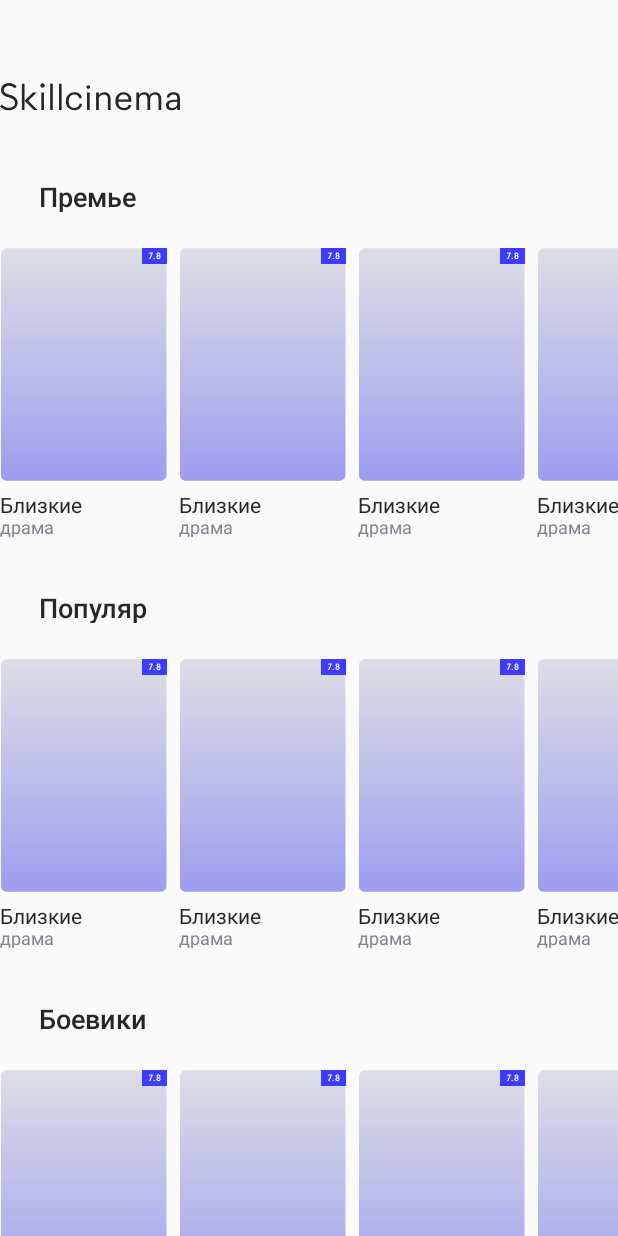
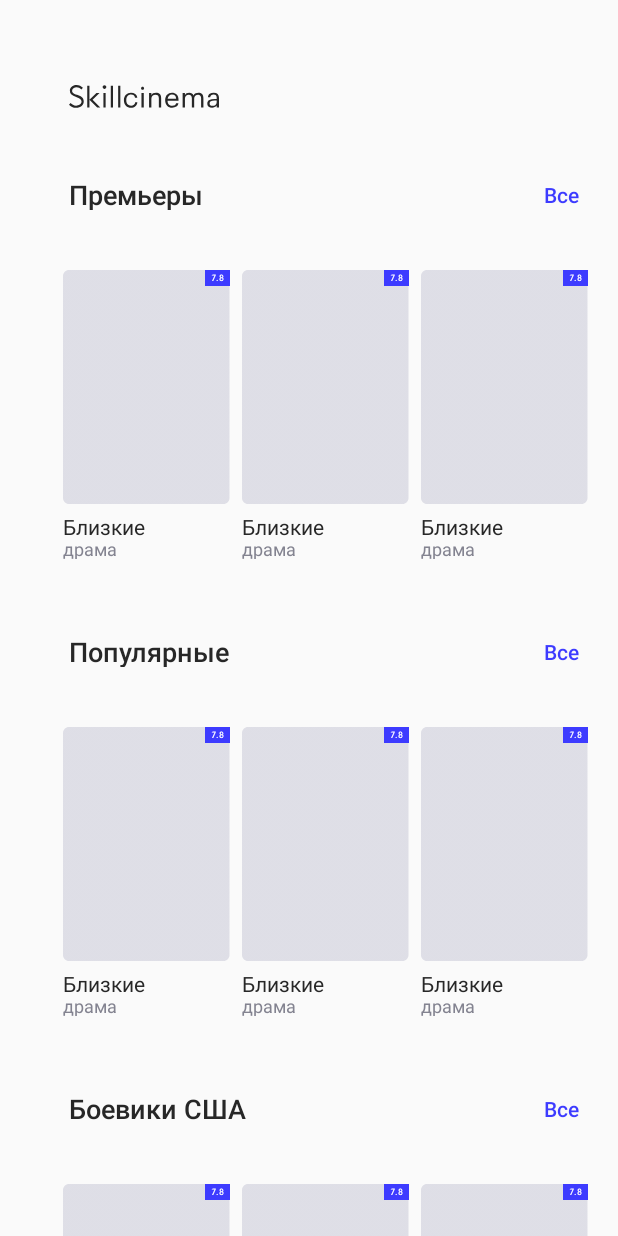
Before and after one commit to datenta/Assignment2, an Android app built with Jetpack Compose: the screen it shows after launch (MainActivity), on a phone screen of 412 x 824 dp. Run offline under Robolectric (Android 15) with nearby library versions, the light colour scheme and no system bars.

Commit message:
Adilet will continue

```diff
--- a/app/src/main/java/com/example/assignment2/MainActivity.kt
+++ b/app/src/main/java/com/example/assignment2/MainActivity.kt
@@ -1,6 +1,5 @@
 package com.example.assignment2
 
-import android.graphics.Movie
 import android.os.Bundle
 import androidx.activity.ComponentActivity
 import androidx.activity.compose.setContent
@@ -8,28 +7,25 @@ import androidx.activity.enableEdgeToEdge
 import androidx.compose.foundation.Image
 import androidx.compose.foundation.background
 import androidx.compose.foundation.basicMarquee
+import androidx.compose.foundation.clickable
 import androidx.compose.foundation.layout.*
 import androidx.compose.foundation.layout.Arrangement
 import androidx.compose.foundation.layout.fillMaxSize
 import androidx.compose.foundation.layout.padding
 import androidx.compose.foundation.lazy.LazyColumn
 import androidx.compose.foundation.lazy.LazyRow
-import androidx.compose.foundation.shape.CornerSize
 import androidx.compose.foundation.shape.RoundedCornerShape
-import androidx.compose.material3.Scaffold
 import androidx.compose.material3.Text
 import androidx.compose.runtime.Composable
 import androidx.compose.ui.Alignment
 import androidx.compose.ui.Modifier
 import androidx.compose.ui.draw.clip
 import androidx.compose.ui.graphics.Color
-import androidx.compose.ui.graphics.Shape
 import androidx.compose.ui.res.painterResource
 import androidx.compose.ui.text.font.FontWeight
 import androidx.compose.ui.tooling.preview.Preview
 import androidx.compose.ui.unit.dp
 import androidx.compose.ui.unit.sp
-import com.example.assignment2.ui.theme.Assignment2Theme
 
 class MainActivity : ComponentActivity() {
     override fun onCreate(savedInstanceState: Bundle?) {
@@ -41,68 +37,29 @@ class MainActivity : ComponentActivity() {
     }
 }
 
+data class MovieItem(val title: String, val genre: String, val rating: Double, val imageResId: Int)
+
+val movieList = listOf(
+    MovieItem("Близкие", "драма", 7.8, R.drawable.movie_card),
+    MovieItem("Близкие", "драма", 7.8, R.drawable.movie_card),
+    MovieItem("Близкие", "драма", 7.8, R.drawable.movie_card),
+    MovieItem("Близкие", "драма", 7.8, R.drawable.movie_card),
+    MovieItem("Близкие", "драма", 7.8, R.drawable.movie_card),
+    MovieItem("Близкие", "драма", 7.8, R.drawable.movie_card),
+    MovieItem("Близкие", "драма", 7.8, R.drawable.movie_card),
+    MovieItem("Близкие", "драма", 7.8, R.drawable.movie_card),
+    MovieItem("Близкие", "драма", 7.8, R.drawable.movie_card),
+    MovieItem("Близкие", "драма", 7.8, R.drawable.movie_card)
+)
+
 @Composable
-fun UniqueMovieCard() {
-    Column(
-
-    ) {
+fun MovieCard(movie: MovieItem,onClick:()->Unit) {
+    Column(modifier = Modifier.clickable{onClick}){
         Box(
             modifier = Modifier.width(111.dp).height(156.dp)
-        ){
-            Image(painter = painterResource(id=R.drawable.uniq_movie_card),
-                contentDescription = null,
-                modifier = Modifier.fillMaxSize()
-            )
-            Box(
-                modifier = Modifier
-                    .background(Color(0xFF3D3BFF))
-                    .padding(4.dp,2.dp)
-                    .align(Alignment.TopEnd)
-                    .clip(shape = RoundedCornerShape(4.dp))
-            ){
-                Text(text="7.8",
-                    fontSize = 6.sp,
-                    lineHeight = 6.6.sp,
-                    fontWeight = FontWeight.W500,
-                    modifier = Modifier.align(Alignment.Center),
-                    color = Color.White
-                )
-            }
-            Image(painter = painterResource(id=R.drawable.eye),
-                contentDescription = null,
-                modifier = Modifier.align(Alignment.BottomEnd)
-            )
-        }
-        Spacer(modifier = Modifier.height(8.dp))
-        Column(
-            modifier = Modifier.width(57.dp).height(30.dp)
         ) {
-            Text(text="Близкие",
-                modifier = Modifier.width(57.dp).height(15.dp),
-                fontSize = 14.sp,
-                lineHeight = 15.4.sp,
-                fontWeight = FontWeight.W400,
-                color = Color(0xff272727)
-            )
-            Text(text="драма",
-                modifier = Modifier.width(37.dp).height(13.dp),
-                fontSize = 12.sp,
-                lineHeight = 13.2.sp,
-                fontWeight = FontWeight.W400,
-                color = Color(0xff838390)
-            )
-        }
-    }
-}
-@Composable
-fun MovieCard() {
-    Column(
-
-    ) {
-        Box(
-            modifier = Modifier.width(111.dp).height(156.dp)
-        ){
-            Image(painter = painterResource(id=R.drawable.uniq_movie_card),
+            Image(
+                painter = painterResource(id = movie.imageResId),
                 contentDescription = null,
                 modifier = Modifier.fillMaxSize()
             )
@@ -112,8 +69,9 @@ fun MovieCard() {
                     .padding(4.dp,2.dp)
                     .clip(RoundedCornerShape(4.dp))
                     .align(Alignment.TopEnd)
-            ){
-                Text(text="7.8",
+            ) {
+                Text(
+                    text = movie.rating.toString(),
                     fontSize = 6.sp,
                     lineHeight = 6.6.sp,
                     fontWeight = FontWeight.W500,
@@ -124,17 +82,19 @@ fun MovieCard() {
         }
         Spacer(modifier = Modifier.height(8.dp))
         Column(
-            modifier = Modifier.width(57.dp).height(30.dp)
+            modifier = Modifier.width(111.dp)
         ) {
-            Text(text="Близкие",
-                modifier = Modifier.width(57.dp).height(15.dp),
+            Text(
+                text = movie.title,
+                modifier = Modifier.height(15.dp),
                 fontSize = 14.sp,
                 lineHeight = 15.4.sp,
                 fontWeight = FontWeight.W400,
                 color = Color(0xff272727)
             )
-            Text(text="драма",
-                modifier = Modifier.width(37.dp).height(13.dp),
+            Text(
+                text = movie.genre,
+                modifier = Modifier.height(13.dp),
                 fontSize = 12.sp,
                 lineHeight = 13.2.sp,
                 fontWeight = FontWeight.W400,
@@ -148,19 +108,20 @@ fun MovieCard() {
 @Composable
 fun GreetingPreview() {
     Column(
-
+        modifier = Modifier.padding(start=26.dp)
     ) {
         Spacer(modifier = Modifier.height(55.dp))
         Image(painter = painterResource(id= R.drawable.logo),
-            contentDescription = null)
+            contentDescription = null,
+            modifier = Modifier.size(120.dp, 18.dp).padding(start = 20.dp))
         Spacer(modifier = Modifier.height(46.88.dp))
         LazyColumn() {
-            item {CardTitle("Премьеры")}
-            item {CardTitle("Популярные")}
-            item {CardTitle("Боевики США")}
-            item {CardTitle("Топ-250")}
-            item {CardTitle("Драмы Франция")}
-            item {CardTitle("Сериалы")}
+            item {CardTitle("Премьеры" , movies = movieList)}
+            item {CardTitle("Популярные", movies = movieList)}
+            item {CardTitle("Боевики США", movies = movieList)}
+            item {CardTitle("Топ-250", movies = movieList)}
+            item {CardTitle("Драмы Франция", movies = movieList)}
+            item {CardTitle("Сериалы", movies = movieList)}
         }
         Spacer(modifier = Modifier.height(36.12.dp))
         Box(
@@ -176,9 +137,9 @@ fun GreetingPreview() {
                 verticalAlignment = Alignment.CenterVertically,
                 modifier = Modifier.padding(88.dp,20.dp)
             ){
-                Image(painter = painterResource(id=R.drawable.home),
+                Image(painter = painterResource(id=R.drawable.profile),
                     contentDescription = null)
-                Image(painter = painterResource(id=R.drawable.search),
+                Image(painter = painterResource(id=R.drawable.profile),
                     contentDescription = null)
                 Image(painter = painterResource(id=R.drawable.profile),
                     contentDescription = null)
@@ -186,42 +147,61 @@ fun GreetingPreview() {
         }
     }
 }
+
+
 @Composable
-fun CardTitle(title:String){
-    Column (
-
-    ){
+fun CardTitle(title: String, movies: List<MovieItem>){
+    Column {
         Row(
             horizontalArrangement = Arrangement.SpaceBetween,
             verticalAlignment = Alignment.CenterVertically,
             modifier = Modifier.fillMaxWidth()
         ){
-            Text(text=title,
+            Text(
+                text=title,
                 fontSize = 18.sp,
                 fontWeight = FontWeight.W600,
-                lineHeight = 19.8.sp,
                 color = Color(0xff272727),
-                modifier = Modifier.width(99.dp).height(20.dp).padding(start = 26.dp)
+                modifier = Modifier.height(20.dp).padding(start = 20.dp)
             )
-            Spacer(modifier = Modifier.width(185.dp))
-            Text(text="Все",
+            Spacer(modifier = Modifier.width(24.dp))
+            Text(
+                text="Все",
                 fontSize = 14.sp,
                 fontWeight = FontWeight.W500,
                 lineHeight = 15.4.sp,
                 color = Color(0xff3d3bff),
-                modifier = Modifier.width(24.dp).height(15.dp).padding(end = 26.dp)
+                modifier = Modifier.height(15.dp).padding(end = 26.dp)
             )
-
         }
         Spacer(modifier = Modifier.height(24.dp))
         LazyRow(
-            horizontalArrangement = Arrangement.spacedBy(8.dp)
+            horizontalArrangement = Arrangement.spacedBy(8.dp),
+            modifier = Modifier.padding(16.dp)
         ) {
-            items(10){
-                MovieCard()
+            items(movies.size) { index ->
+                val movie = movies[index]
+                MovieCard(movie = movie){
+
+                }
             }
+            item {
+                Box(
+                    modifier = Modifier
+                        .padding(end = 16.dp)
+                        .size(111.dp, 156.dp),
+                    contentAlignment = Alignment.Center
+                ) {
+                    Column(horizontalAlignment = Alignment.CenterHorizontally) {
+                        Image(painter = painterResource(id= R.drawable.icon),
+                            contentDescription = null,
+                            modifier = Modifier.size(32.dp, 32.dp).fillMaxSize())
+                        Text(text = "Показать все", fontSize = 12.sp)
+                    }
+                }
+            }
+
         }
         Spacer(modifier = Modifier.height(36.dp))
     }
-
 }
```
